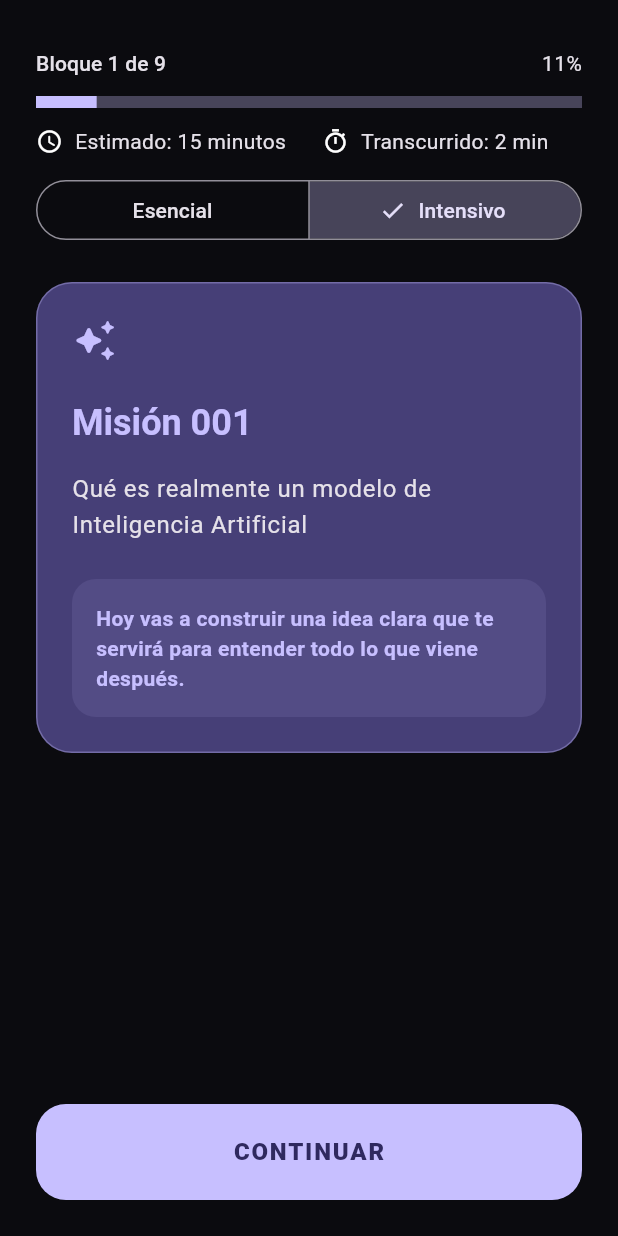
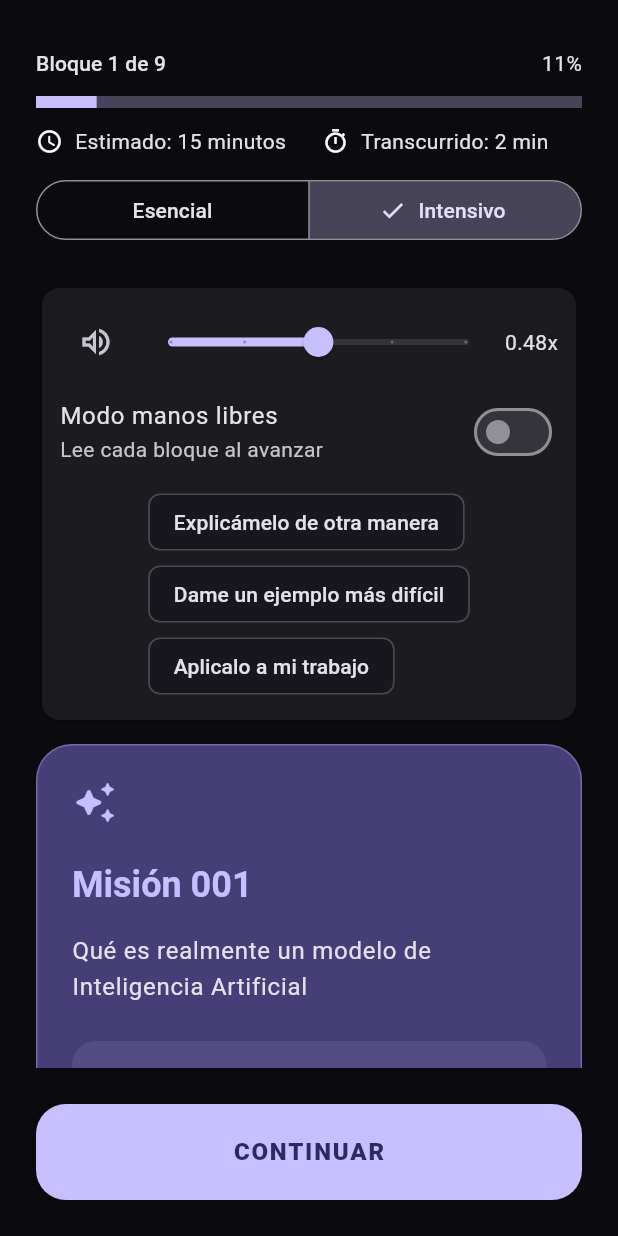
Before and after one commit to carlosvena/oraculo-ia, a Flutter app: the screen it shows after launch, after a tap on "EMPEZAR", after a tap on "CONTINUAR MI MISIÓN", on a phone screen of 412 x 824 dp. Run offline on Flutter 3.47's test engine with Material 3 defaults, Android fonts, the phone set to English and light mode, and no system bars; our stand-ins replace flutter_riverpod, flutter_tts, go_router, shared_preferences.

Commit message:
Sprint 13: add private voice mentor experience

```diff
--- /dev/null
+++ b/knowledge/thought_library_expansion_v1.json
@@ -0,0 +1,11 @@
+{
+  "schemaVersion":1,
+  "topics":["Adaptación al cambio","Medios y tecnología","Futuro del trabajo","Aprendizaje permanente","Criterio tecnológico","Creatividad","Productividad","Riesgos de la IA"],
+  "authors":["Geoffrey Hinton","Yann LeCun","Dario Amodei","Satya Nadella"],
+  "ideas":[
+    {"id":"hinton-riesgo","author":"Geoffrey Hinton","topic":"Riesgos de la IA","kind":"paráfrasis","title":"Capacidad y riesgo deben estudiarse juntos","body":"Paráfrasis editorial de sus intervenciones públicas: el avance de capacidades vuelve necesario investigar y debatir riesgos con seriedad, incluso bajo incertidumbre.","application":"Para cada automatización, registrá beneficio esperado, modo de falla y responsable de detenerla.","concepts":["riesgo","gobernanza"],"source":"https://www.cs.toronto.edu/~hinton/","date":"2026-07-11","context":"Síntesis de posición pública; no es cita textual.","verification":"interpretación revisada"},
+    {"id":"lecun-modelos-mundo","author":"Yann LeCun","topic":"Criterio tecnológico","kind":"interpretación editorial","title":"Predecir texto no agota la inteligencia","body":"Interpretación editorial de su agenda de investigación: sistemas más capaces necesitarían representar el mundo, planificar y aprender de modos que exceden la predicción textual.","application":"No confundas fluidez verbal con comprensión causal; diseñá una prueba que exija actuar sobre restricciones.","concepts":["modelo","razonamiento"],"source":"https://ai.meta.com/people/yann-lecun/","date":"2026-07-11","context":"Síntesis editorial; no es cita textual.","verification":"interpretación revisada"},
+    {"id":"amodei-escalado","author":"Dario Amodei","topic":"Futuro del trabajo","kind":"interpretación editorial","title":"Prepararse para capacidades que avanzan rápido","body":"Interpretación editorial de ensayos y comunicaciones públicas: capacidades crecientes pueden acelerar trabajo intelectual y obligan a anticipar impactos, evaluación y seguridad.","application":"Elegí una tarea intelectual y definí cómo medirías capacidad, error y supervisión cada trimestre.","concepts":["capacidad","seguridad"],"source":"https://www.anthropic.com/research","date":"2026-07-11","context":"Síntesis editorial; no es cita textual.","verification":"interpretación revisada"},
+    {"id":"nadella-copilotos","author":"Satya Nadella","topic":"Productividad","kind":"paráfrasis","title":"Rediseñar el flujo de trabajo alrededor de copilotos","body":"Paráfrasis editorial de comunicaciones públicas: el valor no surge solo de agregar un chat, sino de integrar asistencia y agentes en procesos donde las personas conservan contexto y control.","application":"Mapeá un flujo y ubicá la IA donde reduzca fricción sin borrar responsabilidad.","concepts":["copiloto","productividad"],"source":"https://www.microsoft.com/en-us/annualreports","date":"2026-07-11","context":"Síntesis editorial; no es cita textual.","verification":"interpretación revisada"}
+  ]
+}
--- a/lib/src/app/router/app_router.dart
+++ b/lib/src/app/router/app_router.dart
@@ -6,6 +6,7 @@ import 'package:oraculo_ia/src/features/beta/presentation/beta_screens.dart';
 import 'package:oraculo_ia/src/features/content/presentation/knowledge_screens.dart';
 import 'package:oraculo_ia/src/features/knowledge_map/presentation/knowledge_map_screen.dart';
 import 'package:oraculo_ia/src/features/lessons/presentation/lesson_screen.dart';
+import 'package:oraculo_ia/src/features/mentor/presentation/profile_screen.dart';
 import 'package:oraculo_ia/src/features/missions/domain/mission.dart';
 import 'package:oraculo_ia/src/features/missions/presentation/current_mission_screen.dart';
 import 'package:oraculo_ia/src/features/model_comparator/presentation/model_comparator_screen.dart';
@@ -32,6 +33,7 @@ abstract final class AppRoute {
   static const about = '/about';
   static const backup = '/backup';
   static const modelComparator = '/model-comparator';
+  static const learnerProfile = '/learner-profile';
 
   static String lessonFor(Mission mission) {
     return '$lesson/${mission.id}/${mission.lessonId}';
@@ -110,6 +112,7 @@ final appRouterProvider = Provider<GoRouter>((ref) {
                   onAbout: () => context.push(AppRoute.about),
                   onBackup: () => context.push(AppRoute.backup),
                   onModelComparator: () => context.push(AppRoute.modelComparator),
+                  onLearnerProfile: () => context.push(AppRoute.learnerProfile),
                 );
               },
             ),
@@ -187,6 +190,10 @@ final appRouterProvider = Provider<GoRouter>((ref) {
         path: AppRoute.modelComparator,
         builder: (context, state) => const ModelComparatorScreen(),
       ),
+      GoRoute(
+        path: AppRoute.learnerProfile,
+        builder: (context, state) => const LearnerProfileScreen(),
+      ),
     ],
   );
 });
--- a/lib/src/features/lessons/presentation/lesson_screen.dart
+++ b/lib/src/features/lessons/presentation/lesson_screen.dart
@@ -8,6 +8,7 @@ import 'package:oraculo_ia/src/design_system/foundations/app_spacing.dart';
 import 'package:oraculo_ia/src/features/lessons/domain/lesson.dart' as domain;
 import 'package:oraculo_ia/src/features/lessons/presentation/lesson_block.dart';
 import 'package:oraculo_ia/src/features/lessons/presentation/lesson_providers.dart';
+import 'package:oraculo_ia/src/features/mentor/presentation/mentor_voice_panel.dart';
 import 'package:oraculo_ia/src/features/progress/data/local_learning_state.dart';
 
 class LessonScreen extends ConsumerStatefulWidget {
@@ -188,6 +189,9 @@ class _LessonScreenState extends ConsumerState<LessonScreen> {
                 ),
               ],
               const SizedBox(height: AppSpacing.lg),
+              if (block != null)
+                MentorVoicePanel(title: block.title, text: block.content),
+              if (block != null) const SizedBox(height: AppSpacing.sm),
               Expanded(
                 child: SingleChildScrollView(
                   key: ValueKey<int>(_currentBlock),
--- /dev/null
+++ b/lib/src/features/mentor/domain/learner_profile.dart
@@ -0,0 +1,10 @@
+class LearnerProfile {
+  const LearnerProfile({this.name='Carlos', this.level='Intermedio', this.interests=const ['IA aplicada','automatización','criterio tecnológico'], this.work='Supervisor bancario', this.intensive=true, this.priorities=const ['prompts profesionales','agentes','verificación'], this.difficulty='Exigente'});
+  final String name, level, work, difficulty;
+  final List<String> interests, priorities;
+  final bool intensive;
+}
+
+String mentorAlternative(String concept) => 'Miremos $concept desde otro ángulo: identificá primero la entrada, luego la transformación y finalmente cómo verificarías el resultado.';
+String mentorHardExample(String concept) => 'Ejemplo avanzado de $concept: aplicalo con información incompleta, dos fuentes contradictorias y una decisión que debe quedar auditada.';
+String mentorWorkExample(String concept, LearnerProfile profile) => 'En tu trabajo como ${profile.work.toLowerCase()}, aplicá $concept a un informe de supervisión: protegé datos, citá la fuente y conservá la aprobación humana.';
--- /dev/null
+++ b/lib/src/features/mentor/presentation/mentor_voice_panel.dart
@@ -0,0 +1,23 @@
+import 'package:flutter/material.dart';
+import 'package:flutter_tts/flutter_tts.dart';
+import 'package:oraculo_ia/src/features/mentor/domain/learner_profile.dart';
+
+class MentorVoicePanel extends StatefulWidget {
+  const MentorVoicePanel({required this.title, required this.text, super.key});
+  final String title, text;
+  @override State<MentorVoicePanel> createState()=>_MentorVoicePanelState();
+}
+class _MentorVoicePanelState extends State<MentorVoicePanel> {
+  final tts=FlutterTts(); double speed=.48; bool speaking=false, handsFree=false;
+  @override void initState(){super.initState(); tts.setLanguage('es-AR'); tts.setCompletionHandler(()=>mounted?setState(()=>speaking=false):null);}
+  @override void didUpdateWidget(covariant MentorVoicePanel oldWidget){super.didUpdateWidget(oldWidget); if(handsFree&&oldWidget.text!=widget.text){_speak();}}
+  Future<void> _speak() async { await tts.setSpeechRate(speed); await tts.speak('${widget.title}. ${widget.text}'); if(mounted)setState(()=>speaking=true); }
+  Future<void> _pause() async { await tts.pause(); if(mounted)setState(()=>speaking=false); }
+  void _show(String title,String value)=>showModalBottomSheet<void>(context:context,showDragHandle:true,builder:(context)=>SafeArea(child:Padding(padding:const EdgeInsets.all(24),child:Column(mainAxisSize:MainAxisSize.min,crossAxisAlignment:CrossAxisAlignment.start,children:[Text(title,style:Theme.of(context).textTheme.titleLarge),const SizedBox(height:12),Text(value),const SizedBox(height:16),FilledButton(onPressed:()=>Navigator.pop(context),child:const Text('ENTENDIDO'))]))));
+  @override void dispose(){tts.stop();super.dispose();}
+  @override Widget build(BuildContext context)=>Card(child:Padding(padding:const EdgeInsets.all(12),child:Column(children:[
+    Row(children:[IconButton(tooltip:speaking?'Pausar lectura':'Leer en voz alta',onPressed:speaking?_pause:_speak,icon:Icon(speaking?Icons.pause_circle:Icons.volume_up_outlined)),Expanded(child:Slider(value:speed,min:.3,max:.7,divisions:4,label:'${speed.toStringAsFixed(2)}x',onChanged:(value)=>setState(()=>speed=value))),Text('${speed.toStringAsFixed(2)}x')]),
+    SwitchListTile(contentPadding:EdgeInsets.zero,title:const Text('Modo manos libres'),subtitle:const Text('Lee cada bloque al avanzar'),value:handsFree,onChanged:(value){setState(()=>handsFree=value);if(value)_speak();}),
+    Wrap(spacing:6,children:[ActionChip(label:const Text('Explicámelo de otra manera'),onPressed:()=>_show('Otra perspectiva',mentorAlternative(widget.title))),ActionChip(label:const Text('Dame un ejemplo más difícil'),onPressed:()=>_show('Ejemplo exigente',mentorHardExample(widget.title))),ActionChip(label:const Text('Aplicalo a mi trabajo'),onPressed:()=>_show('Aplicación bancaria',mentorWorkExample(widget.title,const LearnerProfile())))])
+  ])));
+}
--- a/lib/src/features/missions/presentation/current_mission_screen.dart
+++ b/lib/src/features/missions/presentation/current_mission_screen.dart
@@ -24,6 +24,7 @@ class CurrentMissionScreen extends ConsumerWidget {
     required this.onAbout,
     required this.onBackup,
     required this.onModelComparator,
+    required this.onLearnerProfile,
     super.key,
   });
   final String statusLabel, nextAction;
@@ -39,6 +40,7 @@ class CurrentMissionScreen extends ConsumerWidget {
       onAbout,
       onBackup;
   final VoidCallback onModelComparator;
+  final VoidCallback onLearnerProfile;
   @override
   Widget build(BuildContext context, WidgetRef ref) {
     final l10n = AppLocalizations.of(context);
@@ -149,6 +151,7 @@ class CurrentMissionScreen extends ConsumerWidget {
                     _Access('Laboratorio', Icons.edit_note, onPromptLab),
                     _Access('Mapa', Icons.hub_outlined, onKnowledgeMap),
                     _Access('Modelos', Icons.compare_arrows, onModelComparator),
+                    _Access('Mi perfil', Icons.person_outline, onLearnerProfile),
                     _Access('Respaldo', Icons.save_alt, onBackup),
                     _Access('Acerca', Icons.info_outline, onAbout),
                   ],
--- a/lib/src/features/thought_library/domain/thought_library.dart
+++ b/lib/src/features/thought_library/domain/thought_library.dart
@@ -33,9 +33,14 @@ final class ThoughtIdea {
     required this.body,
     required this.application,
     required this.concepts,
+    this.source,
+    this.date,
+    this.context,
+    this.verification,
   });
   final String id, author, topic, kind, title, body, application;
   final List<String> concepts;
+  final String? source, date, context, verification;
 }
 
 final class ThoughtLibraryException implements Exception {
--- a/pubspec.yaml
+++ b/pubspec.yaml
@@ -1,7 +1,7 @@
 name: oraculo_ia
 description: Mentor diario para aprender Inteligencia Artificial en espanol.
 publish_to: none
-version: 2.1.0+12
+version: 2.2.0+13
 
 environment:
   sdk: ">=3.7.0 <4.0.0"
@@ -15,6 +15,7 @@ dependencies:
   flutter_riverpod: ^3.3.2
   go_router: ^17.3.0
   shared_preferences: ^2.5.5
+  flutter_tts: ^4.2.5
 
 dev_dependencies:
   flutter_test:
```
Also changed, not shown: lib/src/core/app_metadata.dart (+5 -5 lines), lib/src/features/mentor/presentation/profile_screen.dart (added, +12 -0 lines), lib/src/features/thought_library/data/thought_library_reader.dart (+17 -2 lines), lib/src/features/thought_library/presentation/thought_library_screen.dart (+7 -0 lines), pubspec.lock, 7 other files.
